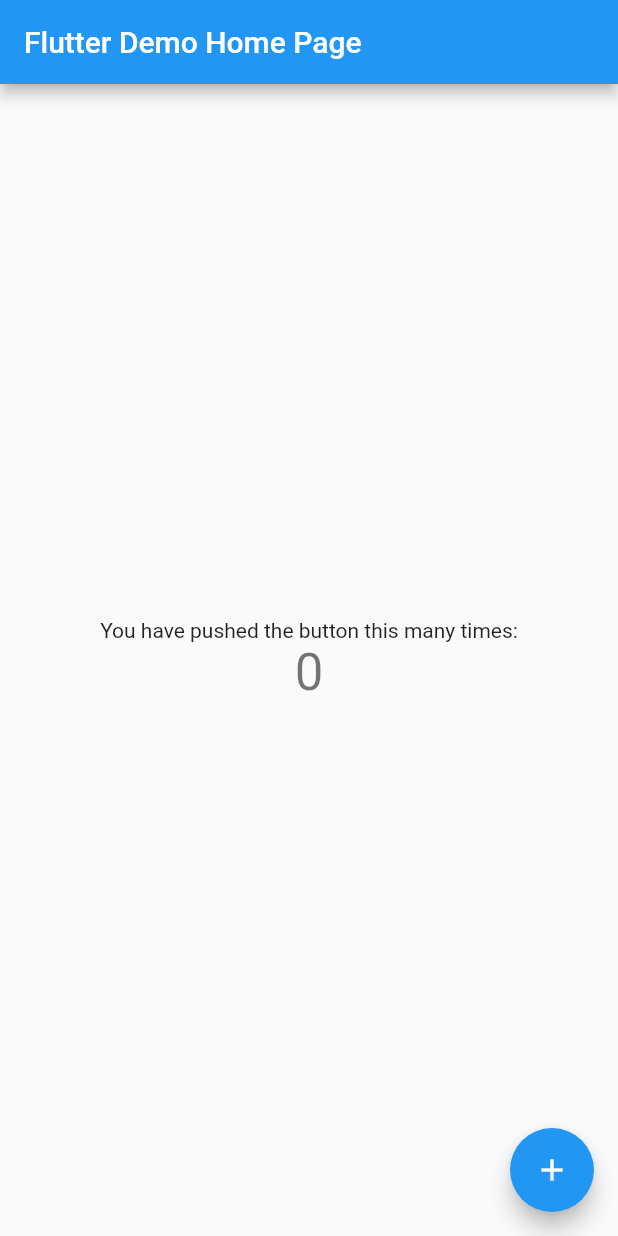
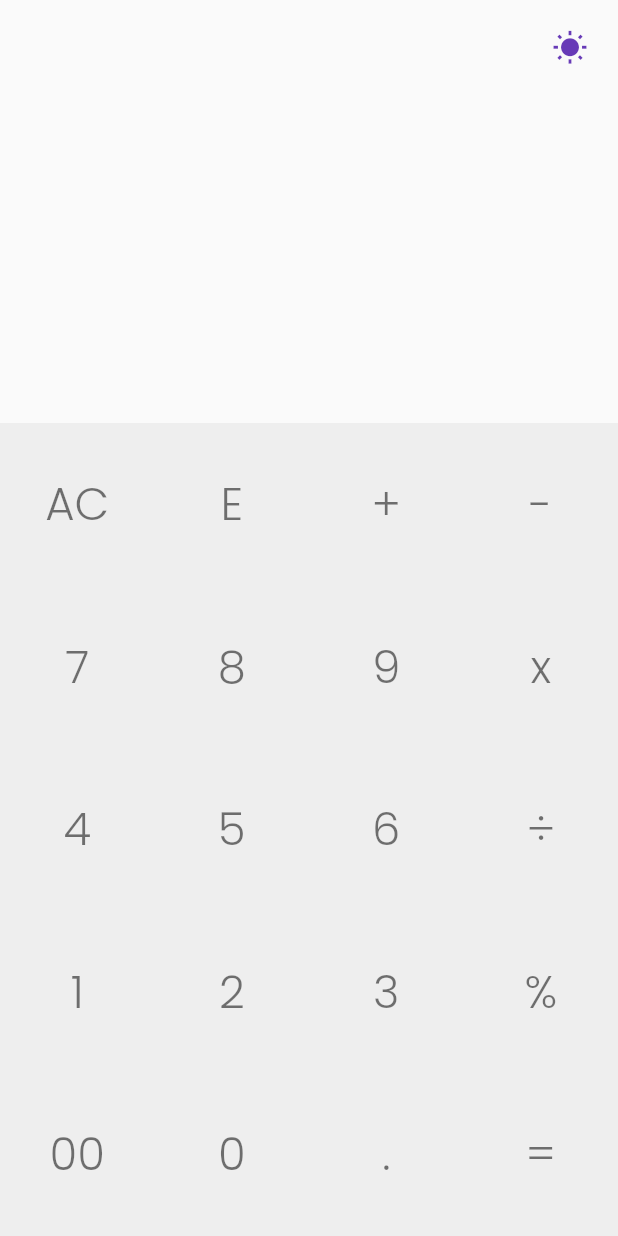
Before and after one commit to Adarsh2908/Calculator, a Flutter app: the screen it shows after launch, on a phone screen of 412 x 824 dp. Run offline on Flutter 3.47's test engine with Material 2 defaults, Android fonts, the phone set to English and light mode, and no system bars; our stand-ins replace google_fonts, math_expressions.

```diff
--- /dev/null
+++ b/lib/calculator.dart
@@ -0,0 +1,247 @@
+import 'package:Calculator/touchpad.dart';
+import 'package:flutter/cupertino.dart';
+import 'package:flutter/material.dart';
+import 'package:google_fonts/google_fonts.dart';
+import 'package:math_expressions/math_expressions.dart';
+
+class calculator extends StatefulWidget {
+  @override
+  _calculatorState createState() => _calculatorState();
+}
+
+
+
+class _calculatorState extends State<calculator> {
+  Color themebutton = Colors.black54;
+  Color buttonpadcolor = Colors.grey.shade200;
+  Color textcolor = Colors.black.withOpacity(0.6);
+  Color liveeqcolor = Colors.black45;
+  String liveequation = '';
+  String Result = '';
+
+  // States
+  void updatestr(String text)
+  {
+    setState(() {
+      if(text == 'x') text = '*';
+      if(text == '÷') text = '/';
+      liveequation += text;
+    });
+  }
+  void cleareverything(String txt)
+  {
+    setState(() {
+      liveequation = '';
+      Result = '';
+    });
+  }
+  void removelastchar(String text)
+  {
+    if(liveequation != null && liveequation.length>0)
+      {
+        setState(() {
+          liveequation = liveequation.substring(0,liveequation.length-1);
+        });
+      }
+  }
+
+void calculate(String txt)
+  {
+    Parser p = Parser();
+    Expression exp = p.parse(liveequation);
+    ContextModel cm = ContextModel();
+    double eval = exp.evaluate(EvaluationType.REAL, cm);
+    setState(() {
+      Result = eval.toString();
+      liveequation =  Result;
+    });
+  }
+
+  @override
+  Widget build(BuildContext context) {
+
+    // Variables Used in app
+
+
+
+
+
+    return SafeArea(
+        child: Scaffold(
+
+        body: Center(
+          child: Column(
+            children: [
+              // Theme Change Button
+             Padding(
+               padding: const EdgeInsets.all(20.0),
+               child: Row(
+                 mainAxisAlignment: MainAxisAlignment.end,
+                 children: [
+                   Icon(Icons.wb_sunny,color: Colors.deepPurple,),
+
+                 ],
+               ),
+             ),
+
+              // Live Equation Area
+              SafeArea(
+                child: (
+                  Padding(
+                    padding: const EdgeInsets.all(15.0),
+                    child: Text(liveequation, maxLines: 1,overflow: TextOverflow.ellipsis,style: GoogleFonts.poppins(
+                      fontSize: 40.0,
+                      color: liveeqcolor,
+                      fontWeight: FontWeight.w300,
+                    ),),
+                  )
+
+                ),
+              ),
+
+              // Result Area
+              SafeArea(
+
+                child: (
+                  Padding(
+                    padding: const EdgeInsets.all(15.0),
+                    child: Text(Result,maxLines: 1,overflow: TextOverflow.ellipsis,style: GoogleFonts.poppins(
+                      fontSize: 65.0,
+                      color: Colors.black,
+                      fontWeight: FontWeight.w400,
+                    ),),
+                  )
+                )
+              ),
+
+              // Actual Typing Pad
+
+              Expanded(
+                  child: Container(
+                decoration: BoxDecoration(
+                  color: buttonpadcolor,
+                ),
+                width: MediaQuery.of(context).size.width,
+                child: Column(
+                  mainAxisAlignment: MainAxisAlignment.spaceAround,
+                  children: [
+                    Row(
+                      mainAxisAlignment: MainAxisAlignment.spaceAround,
+                      children: [
+
+                        Button(
+                            buttontext:'AC',
+                            updatestring: cleareverything,
+                          ),
+                        Button(
+                          buttontext:"E",
+                          updatestring: removelastchar,
+                        ),
+                        Button(
+                          buttontext:"+",
+                          updatestring: updatestr,
+                        ),
+                        Button(
+                          buttontext:"-",
+                          updatestring: updatestr,
+                        ),
+
+                    ]
+                    ),
+                    Row(
+                      mainAxisAlignment: MainAxisAlignment.spaceAround,
+                      children: [
+                        Button(
+                          buttontext:"7",
+                          updatestring: updatestr,
+                        ),
+                        Button(
+                          buttontext:"8",
+                          updatestring: updatestr,
+                        ),
+                        Button(
+                          buttontext:"9",
+                          updatestring: updatestr,
+                        ),
+                        Button(
+                          buttontext:"x",
+                          updatestring: updatestr,
+                        ),
+                      ],
+                    ),
+                    Row(
+                      mainAxisAlignment: MainAxisAlignment.spaceAround,
+                      children: [
+                        Button(
+                          buttontext:"4",
+                          updatestring: updatestr,
+                        ),
+                        Button(
+                          buttontext:"5",
+                          updatestring: updatestr,
+                        ),
+                        Button(
+                          buttontext:"6",
+                          updatestring: updatestr,
+                        ),
+                        Button(
+                          buttontext:"÷",
+                          updatestring: updatestr,
+                        ),
+                      ],
+                    ),
+                    Row(
+                      mainAxisAlignment: MainAxisAlignment.spaceAround,
+                      children: [
+                        Button(
+                          buttontext:"1",
+                          updatestring: updatestr,
+                        ),
+                        Button(
+                          buttontext:"2",
+                          updatestring: updatestr,
+                        ),
+                        Button(
+                          buttontext:"3",
+                          updatestring: updatestr,
+                        ),
+                        Button(
+                          buttontext:"%",
+                          updatestring: updatestr,
+                        ),
+                      ],
+                    ),
+                    Row(
+                      mainAxisAlignment: MainAxisAlignment.spaceAround,
+                      children: [
+                        Button(
+                          buttontext:"00",
+                          updatestring: updatestr,
+                        ),
+                        Button(
+                          buttontext:"0",
+                          updatestring: updatestr,
+                        ),
+                        Button(
+                          buttontext:".",
+                          updatestring: updatestr,
+                        ),
+                        Button(
+                          buttontext:"=",
+                          updatestring: calculate,
+                        ),
+                      ],
+                    ),
+
+                  ],
+                )
+              ))
+            ],
+          )
+        ),
+
+    ),
+    );
+  }
+
+}
--- a/lib/main.dart
+++ b/lib/main.dart
@@ -1,117 +1,9 @@
 import 'package:flutter/material.dart';
-
+import 'calculator.dart';
 void main() {
-  runApp(MyApp());
+  runApp(MaterialApp(
+    title: 'Current Weather',
+    debugShowCheckedModeBanner: false,
+    home: calculator(),
+  ));
 }
-
-class MyApp extends StatelessWidget {
-  // This widget is the root of your application.
-  @override
-  Widget build(BuildContext context) {
-    return MaterialApp(
-      title: 'Flutter Demo',
-      theme: ThemeData(
-        // This is the theme of your application.
-        //
-        // Try running your application with "flutter run". You'll see the
-        // application has a blue toolbar. Then, without quitting the app, try
-        // changing the primarySwatch below to Colors.green and then invoke
-        // "hot reload" (press "r" in the console where you ran "flutter run",
-        // or simply save your changes to "hot reload" in a Flutter IDE).
-        // Notice that the counter didn't reset back to zero; the application
-        // is not restarted.
-        primarySwatch: Colors.blue,
-        // This makes the visual density adapt to the platform that you run
-        // the app on. For desktop platforms, the controls will be smaller and
-        // closer together (more dense) than on mobile platforms.
-        visualDensity: VisualDensity.adaptivePlatformDensity,
-      ),
-      home: MyHomePage(title: 'Flutter Demo Home Page'),
-    );
-  }
-}
-
-class MyHomePage extends StatefulWidget {
-  MyHomePage({Key key, this.title}) : super(key: key);
-
-  // This widget is the home page of your application. It is stateful, meaning
-  // that it has a State object (defined below) that contains fields that affect
-  // how it looks.
-
-  // This class is the configuration for the state. It holds the values (in this
-  // case the title) provided by the parent (in this case the App widget) and
-  // used by the build method of the State. Fields in a Widget subclass are
-  // always marked "final".
-
-  final String title;
-
-  @override
-  _MyHomePageState createState() => _MyHomePageState();
-}
-
-class _MyHomePageState extends State<MyHomePage> {
-  int _counter = 0;
-
-  void _incrementCounter() {
-    setState(() {
-      // This call to setState tells the Flutter framework that something has
-      // changed in this State, which causes it to rerun the build method below
-      // so that the display can reflect the updated values. If we changed
-      // _counter without calling setState(), then the build method would not be
-      // called again, and so nothing would appear to happen.
-      _counter++;
-    });
-  }
-
-  @override
-  Widget build(BuildContext context) {
-    // This method is rerun every time setState is called, for instance as done
-    // by the _incrementCounter method above.
-    //
-    // The Flutter framework has been optimized to make rerunning build methods
-    // fast, so that you can just rebuild anything that needs updating rather
-    // than having to individually change instances of widgets.
-    return Scaffold(
-      appBar: AppBar(
-        // Here we take the value from the MyHomePage object that was created by
-        // the App.build method, and use it to set our appbar title.
-        title: Text(widget.title),
-      ),
-      body: Center(
-        // Center is a layout widget. It takes a single child and positions it
-        // in the middle of the parent.
-        child: Column(
-          // Column is also a layout widget. It takes a list of children and
-          // arranges them vertically. By default, it sizes itself to fit its
-          // children horizontally, and tries to be as tall as its parent.
-          //
-          // Invoke "debug painting" (press "p" in the console, choose the
-          // "Toggle Debug Paint" action from the Flutter Inspector in Android
-          // Studio, or the "Toggle Debug Paint" command in Visual Studio Code)
-          // to see the wireframe for each widget.
-          //
-          // Column has various properties to control how it sizes itself and
-          // how it positions its children. Here we use mainAxisAlignment to
-          // center the children vertically; the main axis here is the vertical
-          // axis because Columns are vertical (the cross axis would be
-          // horizontal).
-          mainAxisAlignment: MainAxisAlignment.center,
-          children: <Widget>[
-            Text(
-              'You have pushed the button this many times:',
-            ),
-            Text(
-              '$_counter',
-              style: Theme.of(context).textTheme.headline4,
-            ),
-          ],
-        ),
-      ),
-      floatingActionButton: FloatingActionButton(
-        onPressed: _incrementCounter,
-        tooltip: 'Increment',
-        child: Icon(Icons.add),
-      ), // This trailing comma makes auto-formatting nicer for build methods.
-    );
-  }
-}
--- /dev/null
+++ b/lib/touchpad.dart
@@ -0,0 +1,32 @@
+import 'package:flutter/material.dart';
+import 'package:google_fonts/google_fonts.dart';
+
+class Button extends StatelessWidget {
+ String buttontext = "";
+ Color buttoncolor = Colors.deepPurple;
+ Color btntextcolor = Colors.black54;
+ Function updatestring;
+ Button({Key key, this.buttontext, this.buttoncolor = Colors.transparent,this.updatestring}): super(key:key);
+
+  @override
+  Widget build(BuildContext context) {
+    return SizedBox(
+      height: 68.0,
+      width: 75.0,
+      child: FlatButton(
+        shape: RoundedRectangleBorder(
+          borderRadius: BorderRadius.circular(30.0),
+        ),
+        child: Text(buttontext,style: GoogleFonts.poppins(
+          fontSize: 30.0,
+          fontWeight: FontWeight.w300,
+          color: btntextcolor,
+        ),),
+        onPressed: ()=>{
+          updatestring(buttontext),
+        },
+        // color: buttoncolor != null ? buttoncolor:null,
+      ),
+    );
+  }
+}
--- a/pubspec.yaml
+++ b/pubspec.yaml
@@ -23,6 +23,8 @@ environment:
 dependencies:
   flutter:
     sdk: flutter
+  google_fonts: ^1.1.2
+  math_expressions: ^2.0.0
 
 
   # The following adds the Cupertino Icons font to your application.
```
Also changed, not shown: pubspec.lock, 2 other files.
